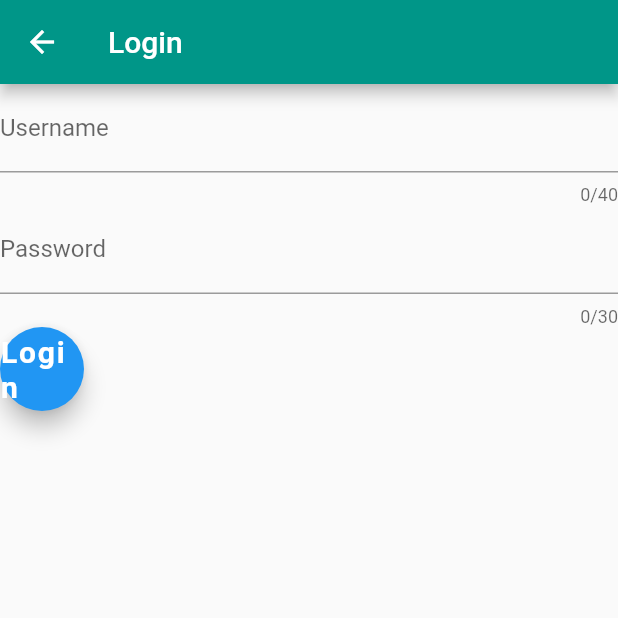
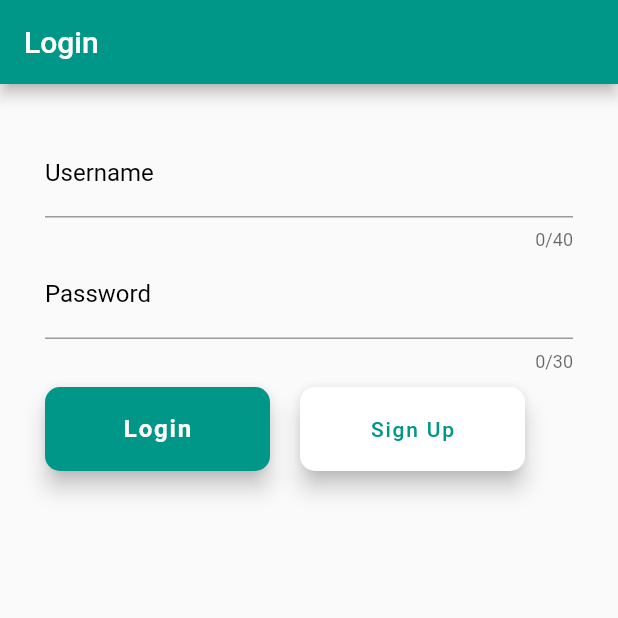
Before and after one commit to aflah02/Online_Retail_System, a Flutter app: the login screen opened directly, on a phone screen of 412 x 824 dp, the top half of it. Run offline on Flutter 3.47's test engine with Material 2 defaults, Android fonts, the phone set to English and light mode, and no system bars; our stand-ins replace ant_icons, carousel_slider, eva_icons_flutter, feather_icons, flutter_svg, ionicons.

Commit message:
login page decorated

```diff
--- a/FrontEnd/online_retail_store/lib/login.dart
+++ b/FrontEnd/online_retail_store/lib/login.dart
@@ -10,11 +10,36 @@ class login extends StatefulWidget {
 class _loginState extends State<login> {
   late String username;
   late String password;
+  late FocusNode usernameField = FocusNode();
+  late FocusNode passwordField = FocusNode();
+
   final GlobalKey<FormState> formKey = GlobalKey<FormState>();
   Widget buildUsername() {
+    @override
+    void dispose() {
+      usernameField.dispose();
+      super.dispose();
+    }
+
+    void requestFocus() {
+      setState(() {
+        FocusScope.of(context).requestFocus(usernameField);
+      });
+    }
+
     return TextFormField(
+      focusNode: usernameField,
+      onTap: () {
+        requestFocus();
+      },
       decoration: InputDecoration(
+        focusedBorder: OutlineInputBorder(
+          borderSide: BorderSide(color: Colors.teal),
+        ),
         labelText: "Username",
+        labelStyle: TextStyle(
+          color: usernameField.hasFocus ? Colors.teal : Colors.black,
+        ),
       ),
       maxLength: 40,
       validator: (value) {
@@ -30,9 +55,32 @@ class _loginState extends State<login> {
   }
 
   Widget buildPassword() {
+    @override
+    void dispose() {
+      passwordField.dispose();
+      super.dispose();
+    }
+
+    void requestFocus() {
+      setState(() {
+        FocusScope.of(context).requestFocus(passwordField);
+      });
+    }
+
     return TextFormField(
+      focusNode: passwordField,
+      onTap: () {
+        requestFocus();
+      },
       decoration: InputDecoration(
+        focusColor: Colors.teal,
+        focusedBorder: OutlineInputBorder(
+          borderSide: BorderSide(color: Colors.teal),
+        ),
         labelText: "Password",
+        labelStyle: TextStyle(
+          color: passwordField.hasFocus ? Colors.teal : Colors.black,
+        ),
       ),
       maxLength: 30,
       validator: (value) {
@@ -54,12 +102,19 @@ class _loginState extends State<login> {
           title: Text("Login"),
           backgroundColor: Colors.teal,
         ),
-      body: Column(children: <Widget>[
+        body: Padding(
+          padding: EdgeInsets.all(30),
+          child: Column(children: <Widget>[
             buildUsername(),
             buildPassword(),
+            SizedBox(
+              height: 10,
+            ),
             Row(
               children: <Widget>[
-            FloatingActionButton(
+                SizedBox(
+                    width: 150,
+                    child: FloatingActionButton(
                       onPressed: () {
                         if (!formKey.currentState!.validate()) {
                           return;
@@ -67,17 +122,38 @@ class _loginState extends State<login> {
 
                         formKey.currentState!.save();
                       },
+                      backgroundColor: Colors.teal,
+                      shape: RoundedRectangleBorder(
+                          borderRadius: BorderRadius.all(Radius.circular(10))),
                       child: Text(
                         "Login",
                         style: TextStyle(
                           fontWeight: FontWeight.bold,
-                  fontSize: 20,
+                          fontSize: 16,
                         ),
                       ),
-            )
+                    )),
+                SizedBox(
+                  width: 20,
+                ),
+                SizedBox(
+                    width: 150,
+                    child: FloatingActionButton(
+                      onPressed: () {},
+                      child: Text(
+                        "Sign Up",
+                        style: TextStyle(
+                          color: Colors.teal,
+                        ),
+                      ),
+                      shape: RoundedRectangleBorder(
+                        borderRadius: BorderRadius.all(Radius.circular(10)),
+                      ),
+                      backgroundColor: Colors.white,
+                    ))
               ],
             )
           ]),
-    );
+        ));
   }
 }
--- a/FrontEnd/online_retail_store/lib/main.dart
+++ b/FrontEnd/online_retail_store/lib/main.dart
@@ -1,6 +1,7 @@
 //@dart=2.9
 import 'amazon_clone.dart';
 import 'package:flutter/material.dart';
+import 'login.dart';
 
 void main() {
   runApp(const MyApp());
@@ -15,7 +16,7 @@ class MyApp extends StatelessWidget {
       title: 'Flutter Demo',
       debugShowCheckedModeBanner: false,
       theme: ThemeData(primarySwatch: Colors.blue),
-      home: const YoutubeClone(),
+      home: const login(),
     );
   }
 }
```
Lines whose indentation alone changed are shown as unchanged.
